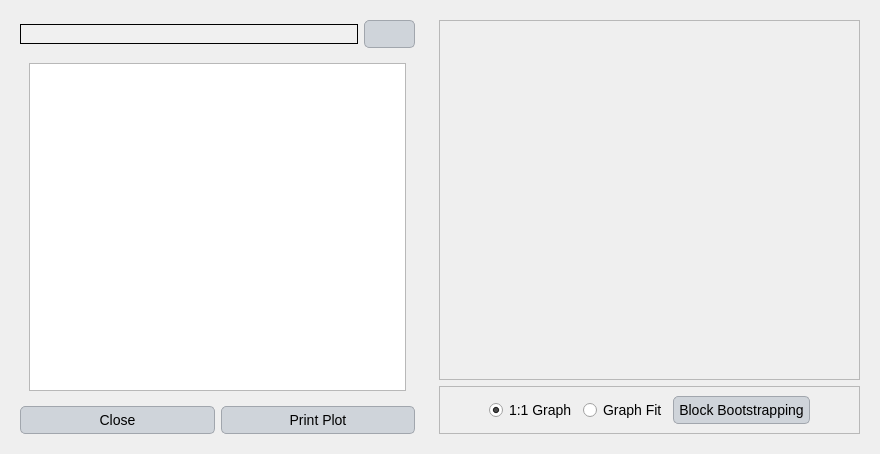
Above: Source_code/ui/calibration_results_sedimentograph.ui from Inigobarbe/VFSMOD-GUI before the change. Below: the same form after it.
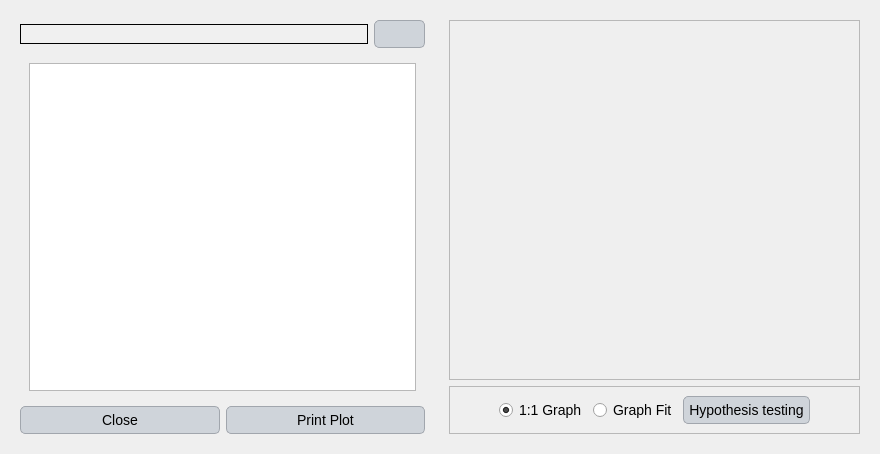
That is the form after the change.

Patch:
```diff
--- a/Source_code/ui/calibration_results_sedimentograph.ui
+++ b/Source_code/ui/calibration_results_sedimentograph.ui
@@ -159,7 +159,7 @@
           <rect>
            <x>0</x>
            <y>0</y>
-           <width>391</width>
+           <width>403</width>
            <height>341</height>
           </rect>
          </property>
@@ -272,7 +272,7 @@
          <item row="0" column="3">
           <widget class="QPushButton" name="bootstraping">
            <property name="text">
-            <string>Block Bootstrapping</string>
+            <string>Hypothesis testing</string>
            </property>
           </widget>
          </item>
```
